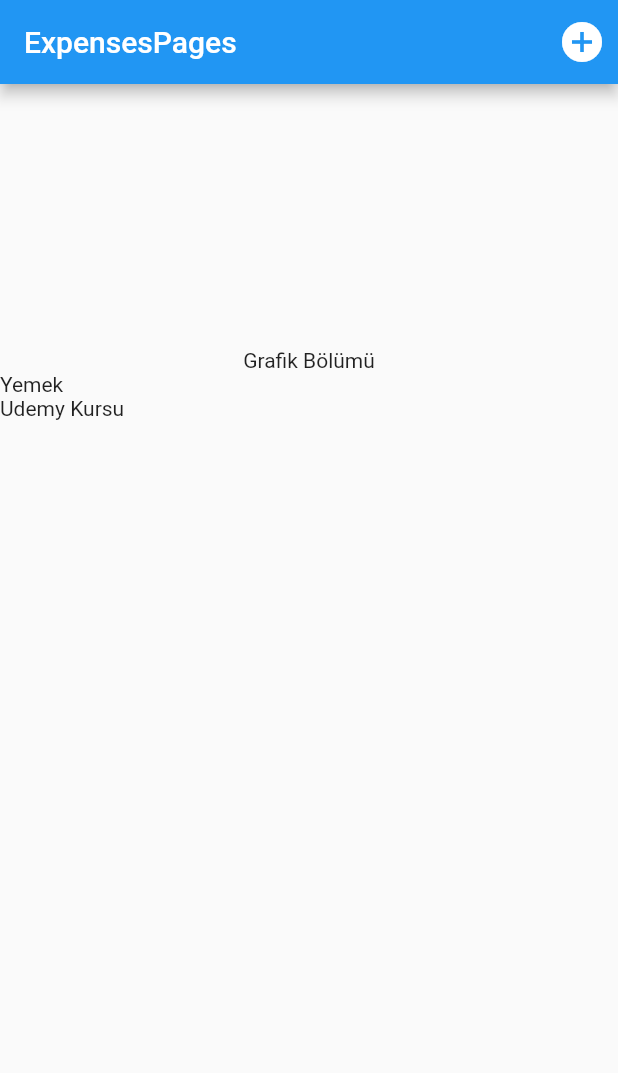
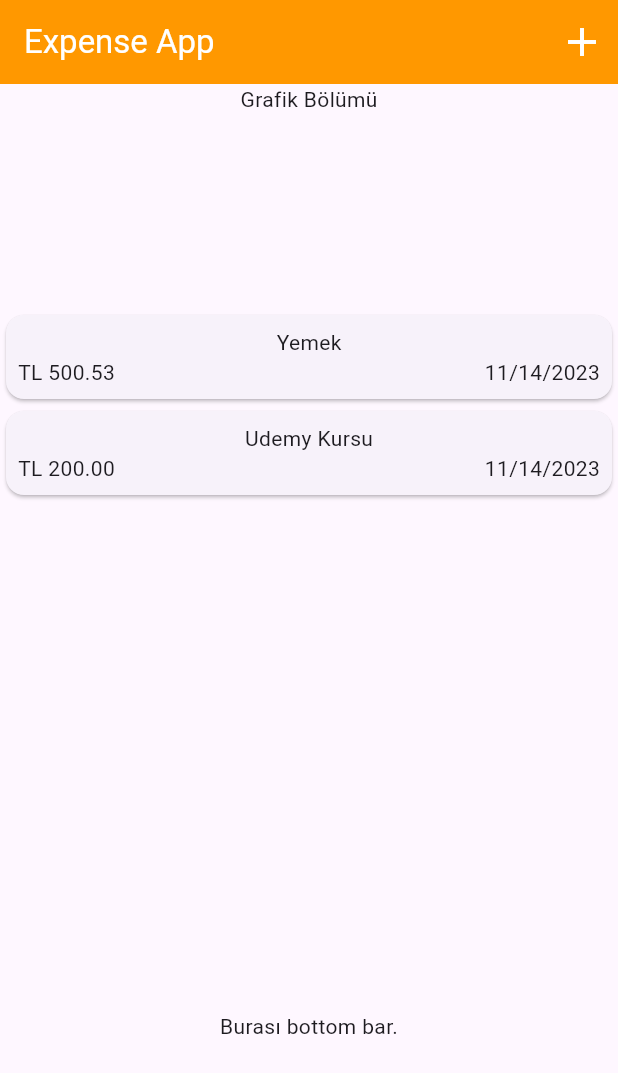
Before and after one commit to yurtkurane/flutter, a Flutter app: the screen it shows after launch, on a phone screen of 412 x 824 dp. Shown: the top 1073 px of the screen. Run offline on Flutter 3.47's test engine with Material 2 defaults, Android fonts, the phone set to English and light mode, and no system bars.

```diff
--- a/expenseapp/lib/main.dart
+++ b/expenseapp/lib/main.dart
@@ -1,12 +1,7 @@
-import 'package:expenseapp/pages/expenses_pages.dart';
+import 'package:expenseapp/pages/main_page.dart';
 import 'package:flutter/material.dart';
 
 void main() {
-  runApp(const MaterialApp(home: Scaffold(
-    body: ExpensesPages(),
-       ),
-     ),
-   );
+  runApp(MaterialApp(
+      theme: ThemeData(useMaterial3: true), home: const MainPage()));
 }
-
-// modelleme
--- a/expenseapp/lib/pages/expenses_pages.dart
+++ b/expenseapp/lib/pages/expenses_pages.dart
@@ -1,49 +1,43 @@
+import 'dart:math';
+
 import 'package:expenseapp/models/expense.dart';
+import 'package:expenseapp/widget/expense_item.dart';
 import 'package:flutter/material.dart';
 
-class ExpensesPages extends StatefulWidget {
-  const ExpensesPages({ Key? key }) : super(key: key);
+
+class ExpensesPage extends StatefulWidget {
+  const ExpensesPage({Key? key}) : super(key: key);
 
   @override
-  _ExpensesPagesState createState() => _ExpensesPagesState();
+  _ExpensesPageState createState() => _ExpensesPageState();
 }
 
-class _ExpensesPagesState extends State<ExpensesPages> {
-
+class _ExpensesPageState extends State<ExpensesPage> {
   List<Expense> expenses = [
-    Expense(name: "Yemek", price: 500, date: DateTime.now()),
-    Expense(name: "Udemy Kursu", price: 500, date: DateTime.now()),
+    Expense(name: "Yemek", price: 500.529, date: DateTime.now()),
+    Expense(name: "Udemy Kursu", price: 200, date: DateTime.now()),
   ];
-
 
   @override
   Widget build(BuildContext context) {
-    return Scaffold(
-      appBar: AppBar(
-        title: const Text('ExpensesPages'),
-        actions: <Widget> [
-          IconButton(
-            icon: const Icon(Icons.add_circle),
-            tooltip: 'Yeni giriş',
-            iconSize: 32,
-            onPressed: () {},
-            )
-              ]
-         ),
-       body: Center(
-        child: Column(mainAxisAlignment: MainAxisAlignment.center,
-        children: [
-          const Text("Grafik Bölümü"),
-          SizedBox(
-            height: 400,
-            child: ListView.builder(
+    return Center(
+      child: Column(mainAxisAlignment: MainAxisAlignment.center, children: [
+        const SizedBox(
+          height: 150,
+          child: Text("Grafik Bölümü"),
+        ),
+        Expanded(
+          child: ListView.builder(
               itemCount: expenses.length,
-              itemBuilder: (context,index){
-                return Text(expenses[index].name);
-            }),
-          )]
-           ),
-      ),
+              itemBuilder: (context, index) {
+                return ExpenseItem(expenses[index]);
+              }),
+        ),
+        const SizedBox(
+          height: 150,
+          child: Text("Burası bottom bar."),
+        )
+      ]),
     );
   }
 }
--- /dev/null
+++ b/expenseapp/lib/pages/main_page.dart
@@ -0,0 +1,39 @@
+
+import 'package:expenseapp/pages/expenses_pages.dart';
+import 'package:expenseapp/widget/new_expensive.dart';
+
+import 'package:flutter/material.dart';
+
+class MainPage extends StatefulWidget {
+  const MainPage({super.key});
+
+  @override
+  State<MainPage> createState() => _MainPageState();
+}
+
+class _MainPageState extends State<MainPage> {
+  @override
+  Widget build(BuildContext context) {
+    return Scaffold(
+      appBar: AppBar(
+        foregroundColor: Colors.white,
+        title: const Text("Expense App"),
+        backgroundColor: Colors.orange,
+        actions: [
+          IconButton(
+              onPressed: () {
+                showModalBottomSheet(
+                    context: context,
+                    builder: (ctx) {
+                      return NewExpense();
+                    });
+              },
+              icon: const Icon(Icons.add),
+              tooltip: 'Yeni giriş',
+              iconSize: 32,)
+        ],
+      ),
+      body: const ExpensesPage(),
+    );
+  }
+}
--- /dev/null
+++ b/expenseapp/lib/widget/expense_item.dart
@@ -0,0 +1,25 @@
+import 'package:flutter/material.dart';
+import 'package:expenseapp/models/expense.dart';
+import 'package:intl/intl.dart';
+
+class ExpenseItem extends StatelessWidget {
+const ExpenseItem(this.expense, { Key? key }) : super(key: key);
+final Expense expense;
+
+  @override
+  Widget build(BuildContext context){
+    return Card(
+      child: Padding(
+        padding: const EdgeInsets.all(8.0),
+        child: Column(children: [Text(expense.name),
+        Row(
+          children: [
+            Text("TL ${expense.price.toStringAsFixed(2)}"),
+            const Spacer(),
+            Text (DateFormat.yMd().format(expense.date)),
+          ],
+        )] ),
+      )
+      );
+  }
+}
--- a/expenseapp/pubspec.yaml
+++ b/expenseapp/pubspec.yaml
@@ -36,6 +36,7 @@ dependencies:
   # Use with the CupertinoIcons class for iOS style icons.
   cupertino_icons: ^1.0.2
   uuid: ^4.2.1
+  intl: ^0.18.1
 
 dev_dependencies:
   flutter_test:
```
Also changed, not shown: expenseapp/lib/widget/new_expensive.dart (added, +75 -0 lines), expenseapp/pubspec.lock.
